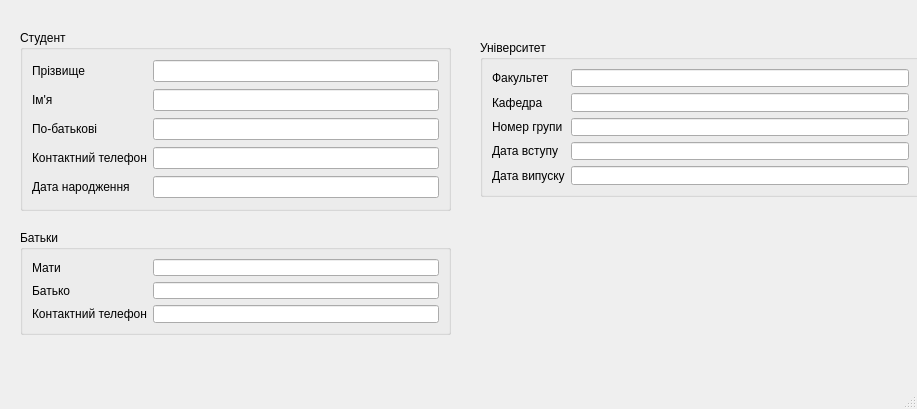
Barlend/StudBd, file informationform.ui: the form before one commit.
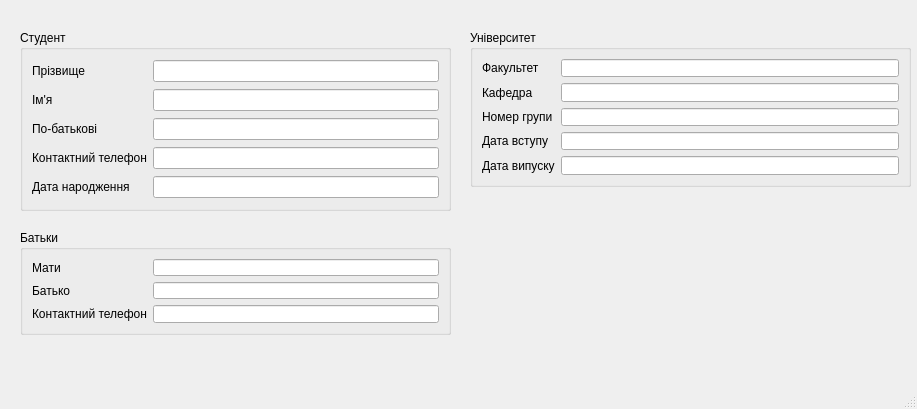
The form after the commit.

What changed in the file:
```diff
--- a/informationform.ui
+++ b/informationform.ui
@@ -95,8 +95,8 @@
    <widget class="QGroupBox" name="groupBox_2">
     <property name="geometry">
      <rect>
-      <x>480</x>
-      <y>40</y>
+      <x>470</x>
+      <y>30</y>
       <width>441</width>
       <height>157</height>
      </rect>
```
